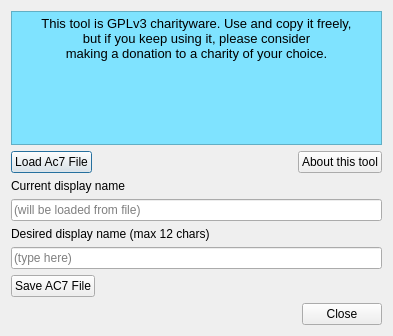
Old version of the form ac7renamer/ac7renamerdlg.ui in the repository shimpe/ac7renamer.
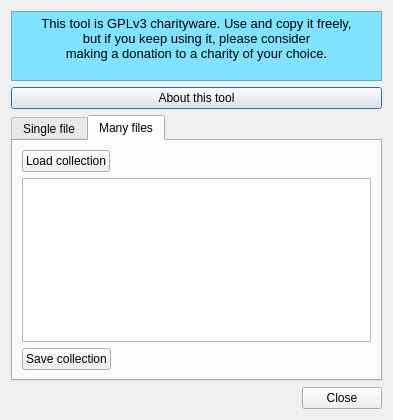
New version of the form. The open tabs and pages were chosen to show the change.

Diff of the .ui file:
```diff
--- a/ac7renamer/ac7renamerdlg.ui
+++ b/ac7renamer/ac7renamerdlg.ui
@@ -7,7 +7,7 @@
     <x>0</x>
     <y>0</y>
     <width>393</width>
-    <height>336</height>
+    <height>420</height>
    </rect>
   </property>
   <property name="windowTitle">
@@ -22,12 +22,24 @@
   <layout class="QVBoxLayout" name="verticalLayout">
    <item>
     <widget class="QTextBrowser" name="textBrowser">
+     <property name="sizePolicy">
+      <sizepolicy hsizetype="Expanding" vsizetype="Preferred">
+       <horstretch>0</horstretch>
+       <verstretch>0</verstretch>
+      </sizepolicy>
+     </property>
      <property name="minimumSize">
       <size>
        <width>0</width>
        <height>70</height>
       </size>
      </property>
+     <property name="maximumSize">
+      <size>
+       <width>16777215</width>
+       <height>70</height>
+      </size>
+     </property>
      <property name="font">
       <font>
        <weight>50</weight>
@@ -49,6 +61,25 @@
     </widget>
    </item>
    <item>
+    <widget class="QPushButton" name="aboutButton">
+     <property name="text">
+      <string>About this tool</string>
+     </property>
+    </widget>
+   </item>
+   <item>
+    <layout class="QVBoxLayout" name="verticalLayout_2">
+     <item>
+      <widget class="QTabWidget" name="tabWidget">
+       <property name="currentIndex">
+        <number>0</number>
+       </property>
+       <widget class="QWidget" name="singleFileTab">
+        <attribute name="title">
+         <string>Single file</string>
+        </attribute>
+        <layout class="QVBoxLayout" name="verticalLayout_3">
+         <item>
     <layout class="QHBoxLayout" name="horizontalLayout">
      <item>
       <widget class="QPushButton" name="pushButton">
@@ -70,13 +101,6 @@
        </property>
       </spacer>
      </item>
-     <item>
-      <widget class="QPushButton" name="aboutButton">
-       <property name="text">
-        <string>About this tool</string>
-       </property>
-      </widget>
-     </item>
     </layout>
    </item>
    <item>
@@ -150,7 +174,80 @@
     </layout>
    </item>
    <item>
-    <layout class="QVBoxLayout" name="verticalLayout_2">
+          <spacer name="verticalSpacer">
+           <property name="orientation">
+            <enum>Qt::Vertical</enum>
+           </property>
+           <property name="sizeHint" stdset="0">
+            <size>
+             <width>20</width>
+             <height>40</height>
+            </size>
+           </property>
+          </spacer>
+         </item>
+        </layout>
+       </widget>
+       <widget class="QWidget" name="multiFileTab">
+        <attribute name="title">
+         <string>Many files</string>
+        </attribute>
+        <layout class="QVBoxLayout" name="verticalLayout_4">
+         <item>
+          <layout class="QHBoxLayout" name="horizontalLayout_3">
+           <item>
+            <widget class="QPushButton" name="loadCollection">
+             <property name="text">
+              <string>Load collection</string>
+             </property>
+            </widget>
+           </item>
+           <item>
+            <spacer name="horizontalSpacer_3">
+             <property name="orientation">
+              <enum>Qt::Horizontal</enum>
+             </property>
+             <property name="sizeHint" stdset="0">
+              <size>
+               <width>40</width>
+               <height>20</height>
+              </size>
+             </property>
+            </spacer>
+           </item>
+          </layout>
+         </item>
+         <item>
+          <widget class="QTableView" name="fileListing"/>
+         </item>
+         <item>
+          <layout class="QHBoxLayout" name="horizontalLayout_4">
+           <item>
+            <widget class="QPushButton" name="saveCollection">
+             <property name="text">
+              <string>Save collection</string>
+             </property>
+            </widget>
+           </item>
+           <item>
+            <spacer name="horizontalSpacer_4">
+             <property name="orientation">
+              <enum>Qt::Horizontal</enum>
+             </property>
+             <property name="sizeHint" stdset="0">
+              <size>
+               <width>40</width>
+               <height>20</height>
+              </size>
+             </property>
+            </spacer>
+           </item>
+          </layout>
+         </item>
+        </layout>
+       </widget>
+      </widget>
+     </item>
      <item>
       <widget class="QDialogButtonBox" name="Buttons">
        <property name="toolTip">
```
Left out of the diff: 9 changed lines with no effect on the pictures. Lines whose indentation alone changed are shown as unchanged.
